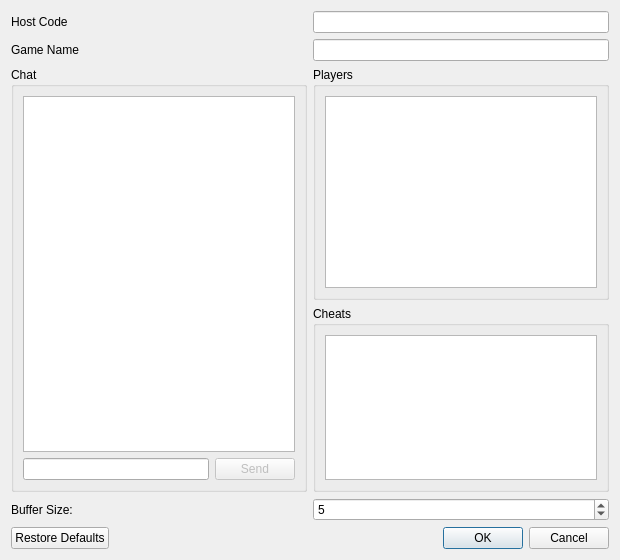
Before: the Qt Designer form Source/RMG/UserInterface/Dialog/Netplay/NetplaySessionDialog.ui in MarioPartyNetplay/Mupen-MPN, drawn with Qt 5.
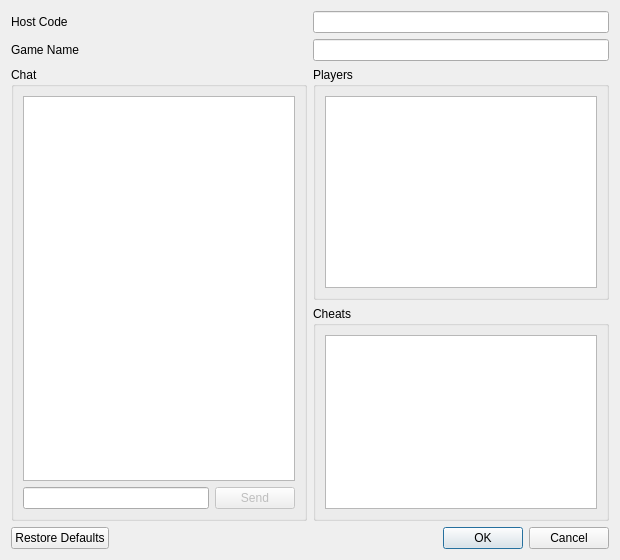
After: the same form once the commit is applied.

What changed in the file:
```diff
--- a/Source/RMG/UserInterface/Dialog/Netplay/NetplaySessionDialog.ui
+++ b/Source/RMG/UserInterface/Dialog/Netplay/NetplaySessionDialog.ui
@@ -145,38 +145,6 @@
      </item>
     </layout>
    </item>
-    <item>
-    <layout class="QHBoxLayout" name="horizontalLayout_5">
-     <item>
-      <layout class="QVBoxLayout">
-       <item>
-        <widget class="QLabel" name="bufferLabel">
-         <property name="text">
-          <string>Buffer Size:</string>
-         </property>
-        </widget>
-       </item>
-      </layout>
-     </item>
-     <item>
-      <layout class="QVBoxLayout">
-       <item>
-        <widget class="QSpinBox" name="bufferSpinBox">
-         <property name="minimum">
-          <number>1</number>
-         </property>
-         <property name="maximum">
-          <number>35</number>
-         </property>
-         <property name="value">
-          <number>5</number>
-         </property>
-        </widget>
-       </item>
-      </layout>
-     </item>
-    </layout>
-   </item>
    <item>
     <widget class="QDialogButtonBox" name="buttonBox">
      <property name="orientation">
```
